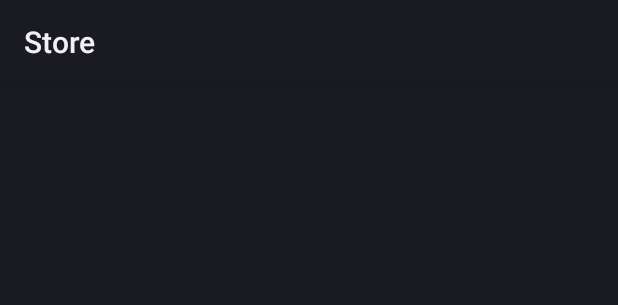
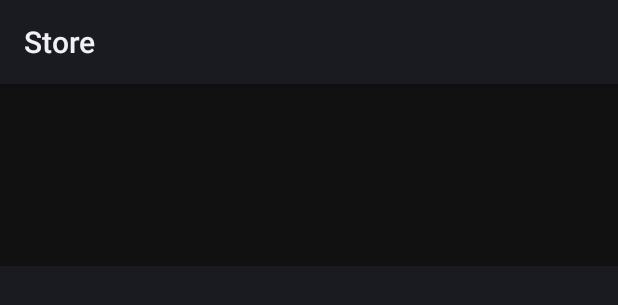
Before and after one commit to rezagh99/OnlineShopping, an Android app: the layout fragment_detail.xml on its own in the app's theme, with its tools: preview values and no code run, on a phone screen of 412 x 824 dp. Shown: the top 305 px of the screen. Run offline under Robolectric (Android 15) with nearby library versions, the phone set to English and light mode, and no system bars.

Commit message:
Detail first version

```diff
--- a/Store/app/src/main/java/com/example/store/model/entity/Product.kt
+++ b/Store/app/src/main/java/com/example/store/model/entity/Product.kt
@@ -6,7 +6,7 @@ import android.media.Image
 data class Product(
     val name: String,
     val price: String,
-    val image:String,
+    val image:Int,
     val leftNum: String,
     val score: String, ) {
         // simple version
--- a/Store/app/src/main/java/com/example/store/model/repository/HomeDataRepository.kt
+++ b/Store/app/src/main/java/com/example/store/model/repository/HomeDataRepository.kt
@@ -9,5 +9,11 @@ object HomeDataRepository {
 
     }
 
+    fun getProductByName(name:String):Product?{
+        val products=LocalDataBase.selectProducts()
+        val product: Product? = products.find { it.name == name }
+        return product
+    }
+
 
 }
--- a/Store/app/src/main/java/com/example/store/ui/home/HomeViewModel.kt
+++ b/Store/app/src/main/java/com/example/store/ui/home/HomeViewModel.kt
@@ -1,5 +1,6 @@
 package com.example.store.ui.home
 
+import androidx.lifecycle.LiveData
 import androidx.lifecycle.MutableLiveData
 import androidx.lifecycle.ViewModel
 import com.example.random.model.data.repository.HomeDataRepository
--- a/Store/app/src/main/res/layout/fragment_detail.xml
+++ b/Store/app/src/main/res/layout/fragment_detail.xml
@@ -1,22 +1,47 @@
 <?xml version="1.0" encoding="utf-8"?>
-<androidx.constraintlayout.widget.ConstraintLayout xmlns:android="http://schemas.android.com/apk/res/android"
+<LinearLayout xmlns:android="http://schemas.android.com/apk/res/android"
     xmlns:app="http://schemas.android.com/apk/res-auto"
-    xmlns:tools="http://schemas.android.com/tools"
     android:layout_width="match_parent"
-    android:layout_height="match_parent"
-    tools:context=".ui.detail.DetailFragment">
+    android:layout_height="wrap_content"
+    android:background="#111111"
+    android:orientation="vertical">
+
+    <ImageView
+        android:id="@+id/image_product_detail"
+        android:layout_width="match_parent"
+        android:layout_height="match_parent"
+        android:padding="6dp"
+        android:adjustViewBounds="true"
+        android:scaleType="centerCrop" />
 
     <TextView
-        android:id="@+id/text_slideshow"
+        android:id="@+id/text_name_detail"
         android:layout_width="match_parent"
         android:layout_height="wrap_content"
-        android:layout_marginStart="8dp"
-        android:layout_marginTop="8dp"
-        android:layout_marginEnd="8dp"
-        android:textAlignment="center"
         android:textSize="20sp"
-        app:layout_constraintBottom_toBottomOf="parent"
-        app:layout_constraintEnd_toEndOf="parent"
-        app:layout_constraintStart_toStartOf="parent"
-        app:layout_constraintTop_toTopOf="parent" />
-</androidx.constraintlayout.widget.ConstraintLayout>
+        android:textStyle="bold"
+        android:textColor="@color/white" />
+    <TextView
+        android:id="@+id/text_price_detail"
+        android:layout_width="match_parent"
+        android:layout_height="wrap_content"
+        android:textSize="20sp"
+        android:textStyle="bold"
+        android:textColor="@color/white" />
+    <TextView
+        android:id="@+id/text_leftNum_detail"
+        android:layout_width="match_parent"
+        android:layout_height="wrap_content"
+        android:textSize="20sp"
+        android:textStyle="bold"
+        android:textColor="@color/white" />
+    <TextView
+        android:id="@+id/text_score_detail"
+        android:layout_width="match_parent"
+        android:layout_height="wrap_content"
+        android:textSize="20sp"
+        android:textStyle="bold"
+        android:textColor="@color/white" />
+
+
+</LinearLayout>
```
Also changed, not shown: Store/app/src/main/java/com/example/store/model/source/LocalDataBase.kt (+8 -8 lines), Store/app/src/main/java/com/example/store/ui/detail/DetailAdapter.kt (added, +69 -0 lines), Store/app/src/main/java/com/example/store/ui/detail/DetailFragment.kt (+31 -8 lines), Store/app/src/main/java/com/example/store/ui/detail/DetailViewModel.kt (+8 -3 lines), Store/app/src/main/java/com/example/store/ui/home/HomeFragment.kt (+32 -18 lines), Store/app/src/main/java/com/example/store/ui/home/ProductAdapter.kt (+14 -6 lines), Store/app/src/main/res/layout/product_list_item.xml (+0 -14 lines), Store/app/src/main/res/navigation/mobile_navigation.xml (+14 -1 lines), Store/gradle/wrapper/gradle-wrapper.properties.
